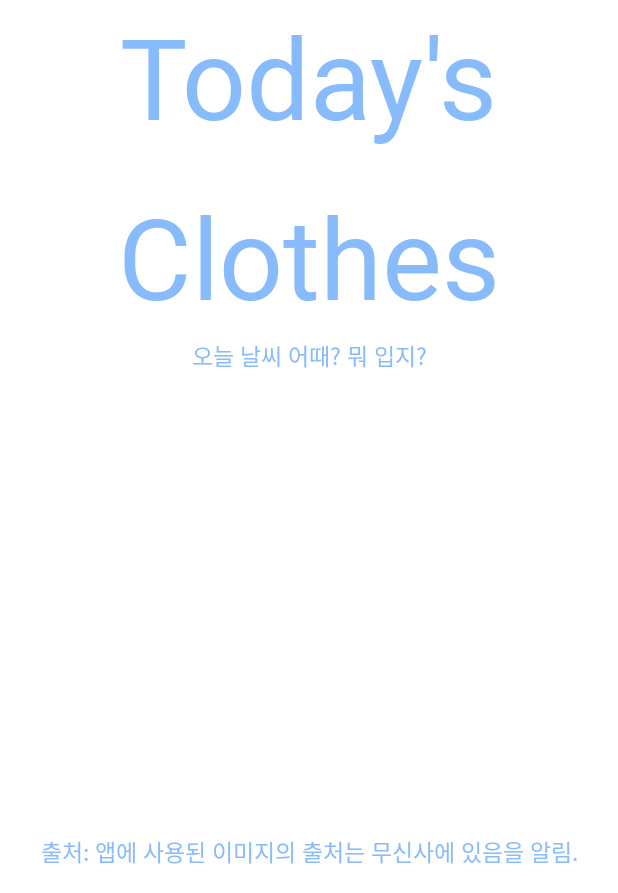
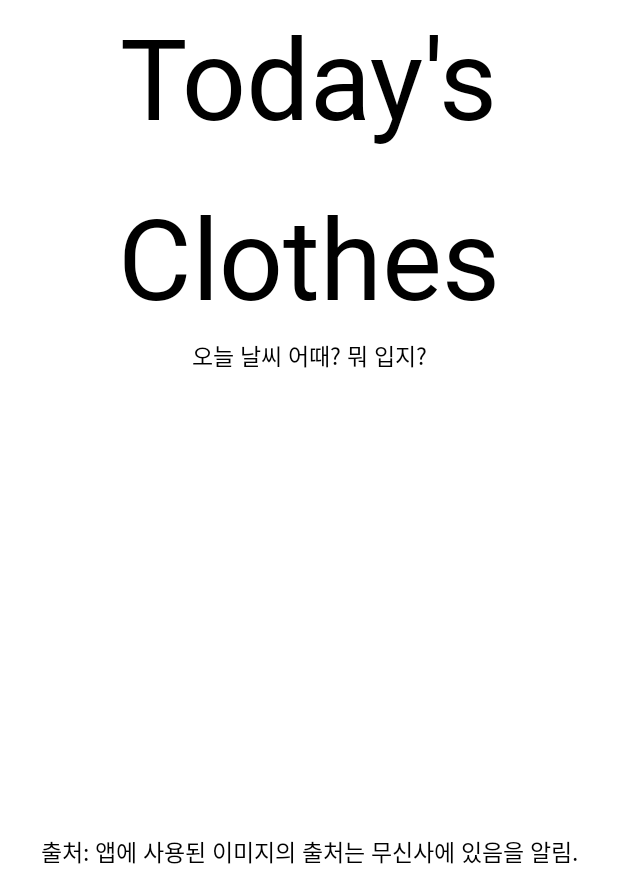
Before and after one commit to KamaTAEWOO/TodaysClothesKotlinVersion, an Android app: the SplashActivity screen opened directly, with no data from a screen before it, on a phone screen of 412 x 824 dp, the part 343-1236 px from its top. Run offline under Robolectric (Android 15) with nearby library versions, the phone set to English and light mode, and no system bars; our stand-ins replace Dagger/Hilt's generated code.

Commit message:
[feat] splash 화면 color 변경

```diff
--- a/presentation/src/main/res/layout/activity_splash.xml
+++ b/presentation/src/main/res/layout/activity_splash.xml
@@ -26,7 +26,7 @@
         android:layout_width="wrap_content"
         android:layout_height="120dp"
         android:text="@string/splash_name1"
-        android:textColor="@color/sub_blue_color"
+        android:textColor="@color/black"
         style="@style/nanumsquare_extrabold_75"
         app:layout_constraintTop_toBottomOf="@id/iv_logo"
         app:layout_constraintStart_toStartOf="parent"
@@ -40,7 +40,7 @@
         android:layout_marginBottom="8dp"
         android:text="@string/splash_name2"
         style="@style/nanumsquare_extrabold_75"
-        android:textColor="@color/sub_blue_color"
+        android:textColor="@color/black"
         app:layout_constraintTop_toBottomOf="@id/tv_name1"
         app:layout_constraintStart_toStartOf="parent"
         app:layout_constraintEnd_toEndOf="parent"/>
@@ -53,7 +53,7 @@
         android:layout_marginBottom="264dp"
         android:text="@string/splash_name3"
         style="@style/nanumsquare_regular_15"
-        android:textColor="@color/sub_blue_color"
+        android:textColor="@color/black"
         app:layout_constraintTop_toBottomOf="@id/tv_name2"
         app:layout_constraintStart_toStartOf="parent"
         app:layout_constraintEnd_toEndOf="parent"/>
@@ -65,7 +65,7 @@
         android:layout_gravity="center"
         android:layout_marginBottom="16dp"
         android:text="@string/splash_name4"
-        android:textColor="@color/sub_blue_color"
+        android:textColor="@color/black"
         style="@style/nanumsquare_regular_15"
         app:layout_constraintBottom_toBottomOf="parent"
         app:layout_constraintStart_toStartOf="parent"
```
